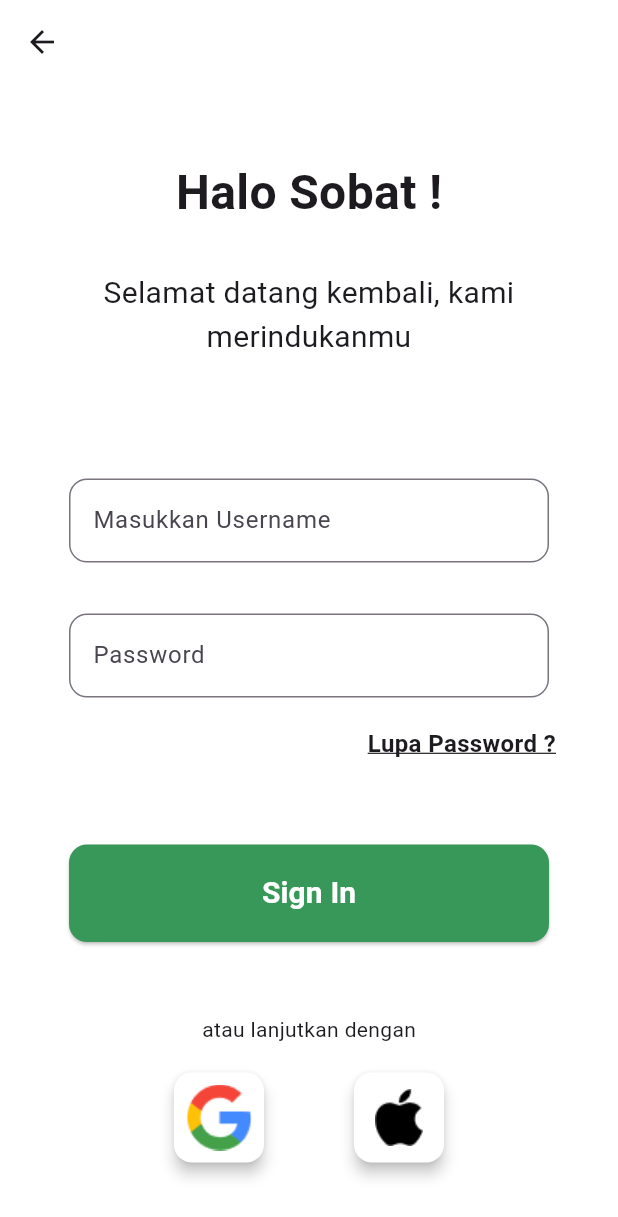
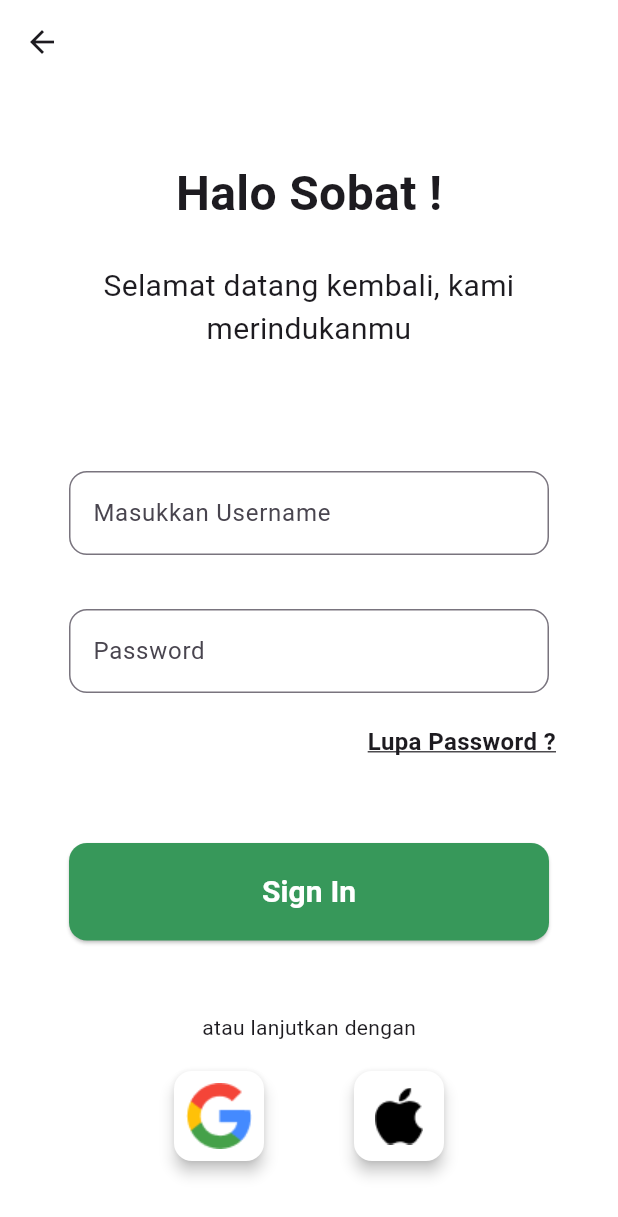
Before and after one commit to kevinnsrt/pakailagi.id, a Flutter app: the LoginPage screen opened directly, on a phone screen of 412 x 824 dp. Shown: the top 1217 px of the screen. Run offline on Flutter 3.47's test engine with Material 3 defaults, Android fonts, the phone set to English and light mode, and no system bars.

Commit message:
dynamic assets 2

```diff
--- a/lib/screen/login.dart
+++ b/lib/screen/login.dart
@@ -19,22 +19,23 @@ class _LoginPageState extends State<LoginPage> {
           children: [
             // SizedBox(height: 75,),
             Text("Halo Sobat !",style: TextStyle(fontSize: 32,fontWeight: FontWeight.bold),),
-            SizedBox(height: 30,),
+            SizedBox(height: 24,),
             Text("Selamat datang kembali, kami merindukanmu",
             textAlign: TextAlign.center,
             maxLines: 2,style: TextStyle(fontSize: 20),),
 
             SizedBox(height: 80,),
             SizedBox(width: 320,
-            height: 60,
+            height: 62,
             child:TextField(decoration: InputDecoration(labelText: "Masukkan Username",border: OutlineInputBorder(borderRadius: BorderRadius.circular(12))),)
             ,),
 
             SizedBox(height: 30,),
 
              SizedBox(width: 320,
-            height: 60,
-            child:TextField(obscureText: true,decoration: InputDecoration(labelText: "Password",border: OutlineInputBorder(borderRadius: BorderRadius.circular(12))),)
+            height: 62,
+            child:TextField(obscureText: true,decoration: InputDecoration(
+            labelText: "Password",border: OutlineInputBorder(borderRadius: BorderRadius.circular(12))),)
             ,),
 
             SizedBox(height: 15,),
```
